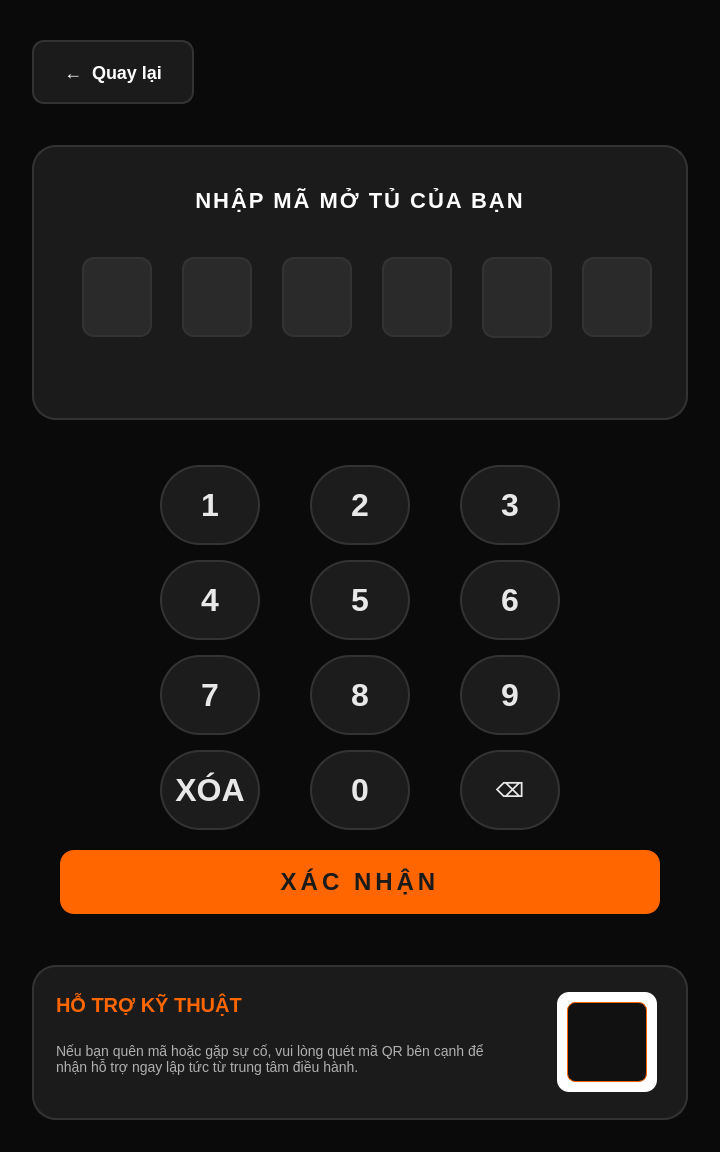
This is raspi_app/ui/OTPInput.ui in nhatbx4002/SmartBox as Qt 5 draws it before an edit. The edited form follows.
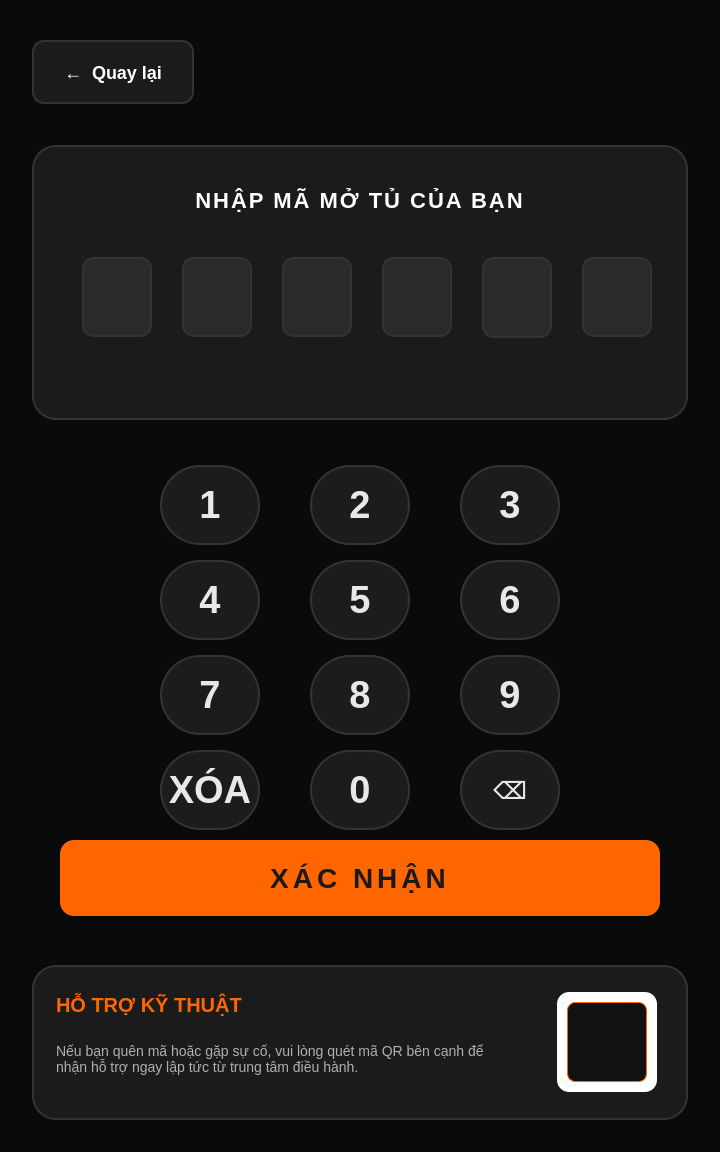
This is the edited form. Icons and pictures are not drawn.

```diff
--- a/raspi_app/ui/OTPInput.ui
+++ b/raspi_app/ui/OTPInput.ui
@@ -58,7 +58,7 @@
     border: 2px solid #333333;
     border-radius: 40px;
     color: #E8E8E8;
-    font-size: 32px;
+    font-size: 38px;
     font-weight: 900;
 }
 
@@ -68,14 +68,14 @@
 }
 
 QPushButton#btnClear {
-    font-size: 20px;
+    font-size: 24px;
 }
 QPushButton#btnConfirm {
     background-color: #FF6600;
     border: none;
     border-radius: 14px;
     color: #1A1A1A;
-    font-size: 24px;
+    font-size: 28px;
     font-weight: 900;
     letter-spacing: 4px;
 }
@@ -399,9 +399,9 @@
    <property name="geometry">
     <rect>
      <x>60</x>
-     <y>850</y>
+      <y>840</y>
      <width>600</width>
-     <height>64</height>
+      <height>76</height>
     </rect>
    </property>
    <property name="text">
```
Lines whose indentation alone changed are shown as unchanged.
